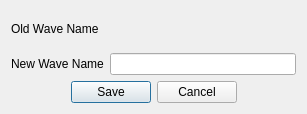
Qt form src/ui/Ui_RenameWaveDialog.ui (bbreslauer/PySciPlot) before a commit.
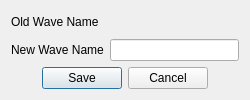
The same form after that commit.

Patch:
```diff
--- a/src/ui/Ui_RenameWaveDialog.ui
+++ b/src/ui/Ui_RenameWaveDialog.ui
@@ -9,8 +9,8 @@
    <rect>
     <x>0</x>
     <y>0</y>
-    <width>307</width>
-    <height>114</height>
+    <width>250</width>
+    <height>100</height>
    </rect>
   </property>
   <property name="minimumSize">
```
Left out of the diff: 44 changed lines with no effect on the pictures.
